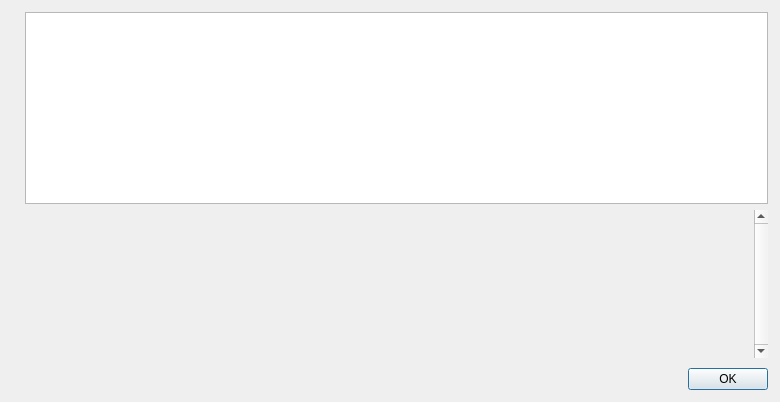
The window that src/qt/forms/helpmessagedialog.ui (c-sports/cspn) describes before a commit, drawn with Qt 5.
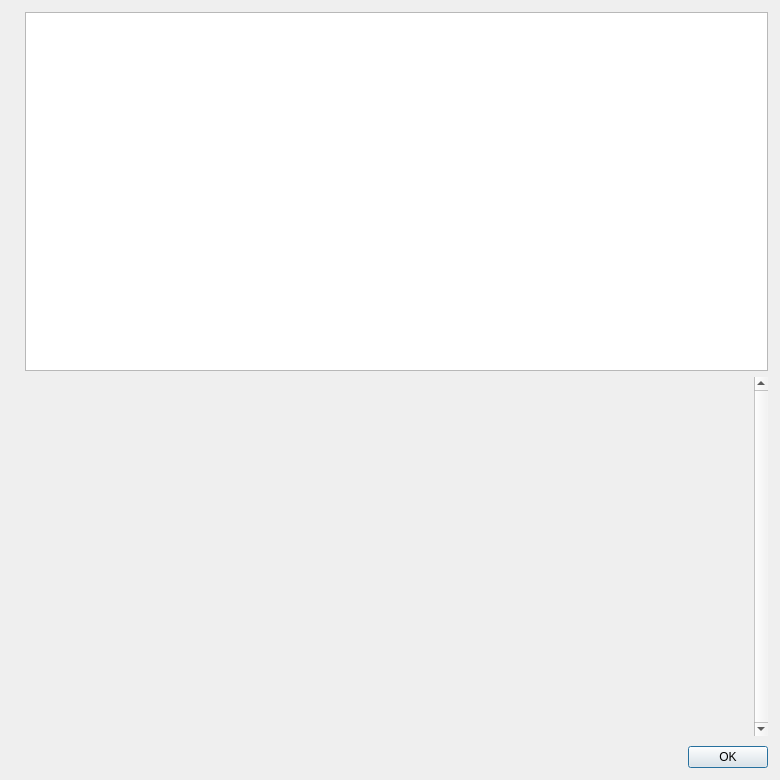
The same window after the commit. Icons and pictures are not drawn.

What changed in the file:
```diff
--- a/src/qt/forms/helpmessagedialog.ui
+++ b/src/qt/forms/helpmessagedialog.ui
@@ -7,7 +7,7 @@
     <x>0</x>
     <y>0</y>
     <width>780</width>
-    <height>402</height>
+    <height>780</height>
    </rect>
   </property>
   <layout class="QHBoxLayout" name="horizontalLayout_2">
@@ -64,8 +64,8 @@
          <rect>
           <x>0</x>
           <y>0</y>
-          <width>670</width>
-          <height>137</height>
+          <width>714</width>
+          <height>341</height>
          </rect>
         </property>
         <layout class="QVBoxLayout" name="verticalLayout_2">
```
Left out of the diff: 3 changed lines with no effect on the pictures.
